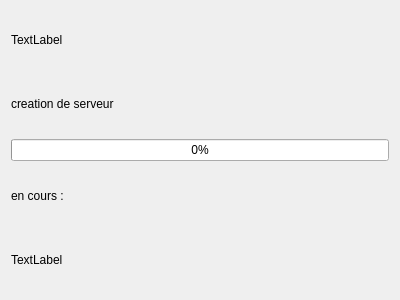
Above: launcher/externalserver.ui from UnelDev/tchat-v5.2 before the change. Below: the same form after it.
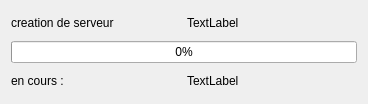
That is the form after the change. Icons and pictures are not drawn.

Diff of the .ui file:
```diff
--- a/launcher/externalserver.ui
+++ b/launcher/externalserver.ui
@@ -6,29 +6,53 @@
    <rect>
     <x>0</x>
     <y>0</y>
-    <width>400</width>
-    <height>300</height>
+    <width>368</width>
+    <height>104</height>
    </rect>
   </property>
   <property name="windowTitle">
    <string>creation de serveur</string>
   </property>
-  <layout class="QVBoxLayout" name="verticalLayout">
-   <item>
-    <widget class="QLabel" name="ip">
-     <property name="text">
-      <string>TextLabel</string>
-     </property>
-    </widget>
-   </item>
-   <item>
+  <property name="windowIcon">
+   <iconset resource="resource.qrc">
+    <normaloff>:/images/Anantasite.png</normaloff>:/images/Anantasite.png</iconset>
+  </property>
+  <layout class="QGridLayout" name="gridLayout">
+   <item row="0" column="0">
     <widget class="QLabel" name="label">
      <property name="text">
       <string>creation de serveur</string>
      </property>
     </widget>
    </item>
-   <item>
+   <item row="0" column="1">
+    <widget class="QLabel" name="ip">
+     <property name="text">
+      <string>TextLabel</string>
+     </property>
+    </widget>
+   </item>
+   <item row="2" column="0">
+    <widget class="QLabel" name="label_2">
+     <property name="text">
+      <string>en cours :</string>
+     </property>
+    </widget>
+   </item>
+   <item row="2" column="1">
+    <widget class="QLabel" name="state">
+     <property name="text">
+      <string>TextLabel</string>
+     </property>
+     <property name="openExternalLinks">
+      <bool>true</bool>
+     </property>
+     <property name="textInteractionFlags">
+      <set>Qt::LinksAccessibleByMouse|Qt::TextSelectableByMouse</set>
+     </property>
+    </widget>
+   </item>
+   <item row="1" column="0" colspan="2">
     <widget class="QProgressBar" name="progressBar">
      <property name="maximum">
       <number>5</number>
@@ -47,26 +71,6 @@
      </property>
     </widget>
    </item>
-   <item>
-    <widget class="QLabel" name="label_2">
-     <property name="text">
-      <string>en cours :</string>
-     </property>
-    </widget>
-   </item>
-   <item>
-    <widget class="QLabel" name="state">
-     <property name="text">
-      <string>TextLabel</string>
-     </property>
-     <property name="openExternalLinks">
-      <bool>true</bool>
-     </property>
-     <property name="textInteractionFlags">
-      <set>Qt::LinksAccessibleByMouse|Qt::TextSelectableByMouse</set>
-     </property>
-    </widget>
-   </item>
   </layout>
  </widget>
  <resources/>
```
Left out of the diff: 4 changed lines with no effect on the pictures.
